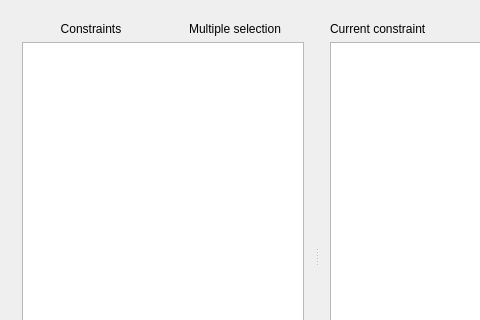
vonmecheln/fet, file fet/src/interface/alltimeconstraintsform_template.ui: the form before one commit; both pictures show x 0 to 480 and y 0 to 320 of the 633 by 567 pixel window.
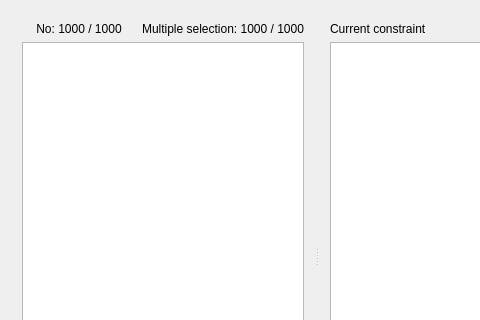
The form after the commit.

```diff
--- a/fet/src/interface/alltimeconstraintsform_template.ui
+++ b/fet/src/interface/alltimeconstraintsform_template.ui
@@ -38,7 +38,7 @@
             <enum>QFrame::Plain</enum>
            </property>
            <property name="text">
-            <string>Constraints</string>
+            <string notr="true">No: 1000 / 1000</string>
            </property>
            <property name="alignment">
             <set>Qt::AlignCenter</set>
@@ -51,7 +51,7 @@
          <item>
           <widget class="QLabel" name="mSLabel">
            <property name="text">
-            <string comment="The list can have multiple selection. Keep translation short.">Multiple selection</string>
+            <string notr="true">Multiple selection: 1000 / 1000</string>
            </property>
            <property name="alignment">
             <set>Qt::AlignCenter</set>
```
